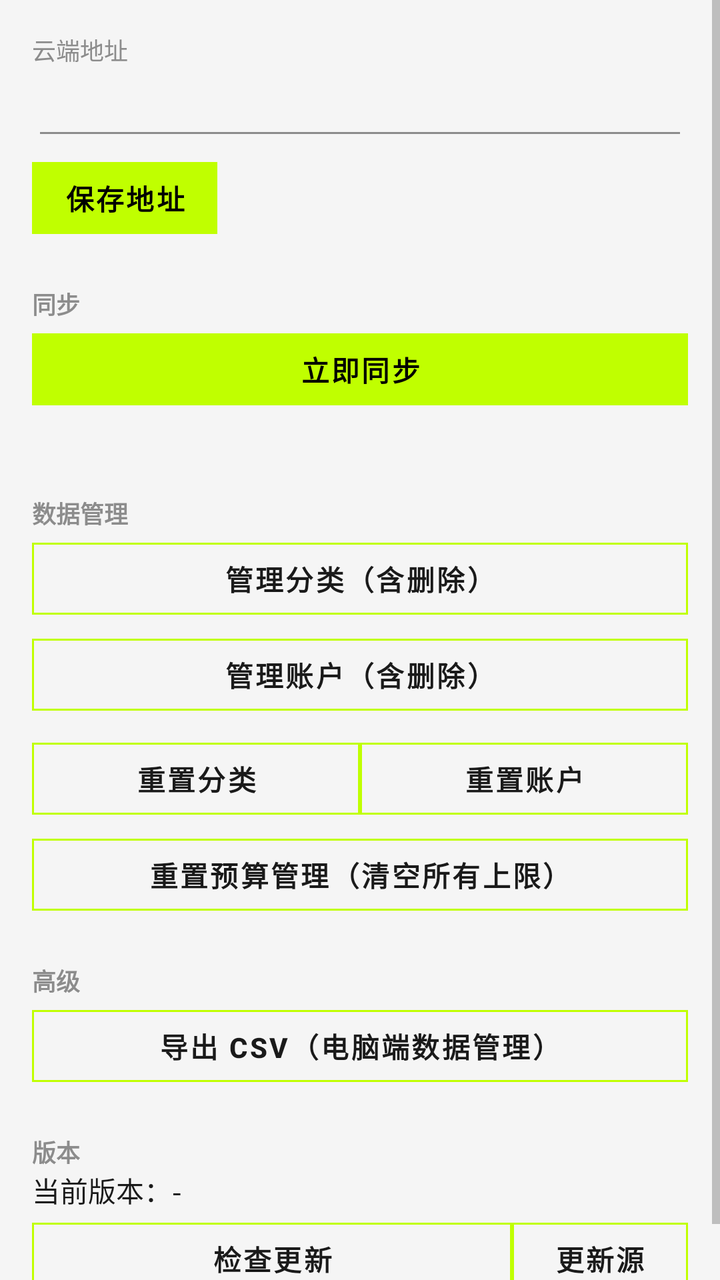
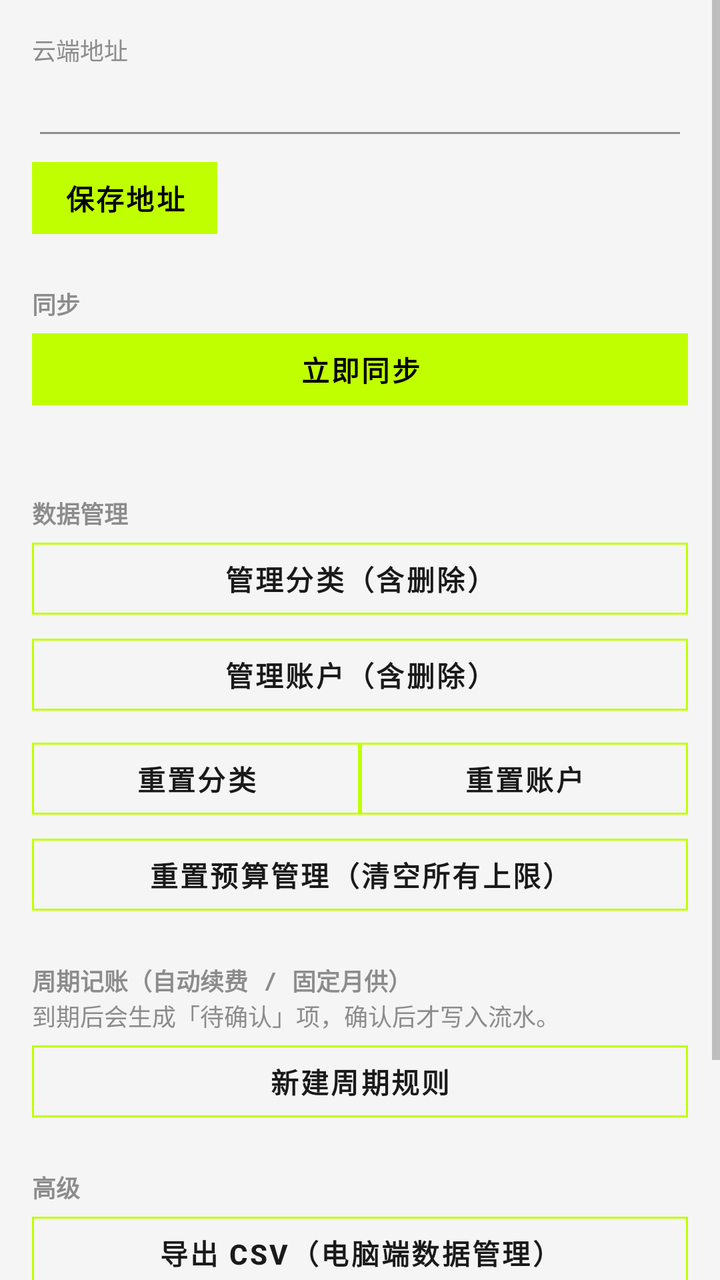

An Android layout rendered at two revisions. The XML below is the earlier revision; the diff shows what the commit changed to produce the second picture.
<!-- AndroidManifest.xml: application theme Theme.PersonalAccounting -->
<!-- res/layout/fragment_settings.xml -->
<?xml version="1.0" encoding="utf-8"?>
<ScrollView xmlns:android="http://schemas.android.com/apk/res/android"
    xmlns:app="http://schemas.android.com/apk/res-auto"
    android:layout_width="match_parent"
    android:layout_height="match_parent"
    android:fillViewport="true">

    <LinearLayout
        android:layout_width="match_parent"
        android:layout_height="wrap_content"
        android:orientation="vertical"
        android:padding="16dp">

        <TextView
            android:layout_width="wrap_content"
            android:layout_height="wrap_content"
            android:text="云端地址"
            android:textColor="@color/text_secondary"
            android:textSize="12sp"
            android:fontFamily="monospace" />
        <EditText
            android:id="@+id/url_input"
            android:layout_width="match_parent"
            android:layout_height="wrap_content"
            android:inputType="textUri"
            android:fontFamily="monospace"
            android:textColor="@color/text_primary" />
        <Button
            android:id="@+id/btn_save_url"
            android:layout_width="wrap_content"
            android:layout_height="wrap_content"
            android:text="保存地址" />

        <TextView
            android:layout_width="wrap_content"
            android:layout_height="wrap_content"
            android:layout_marginTop="20dp"
            android:text="同步"
            android:textColor="@color/text_secondary"
            android:textSize="12sp"
            android:fontFamily="monospace"
            android:textStyle="bold" />
        <Button
            android:id="@+id/btn_sync_now"
            android:layout_width="match_parent"
            android:layout_height="wrap_content"
            android:text="立即同步" />
        <TextView
            android:id="@+id/sync_status"
            android:layout_width="wrap_content"
            android:layout_height="wrap_content"
            android:textColor="@color/text_secondary"
            android:fontFamily="monospace" />

        <TextView
            android:layout_width="wrap_content"
            android:layout_height="wrap_content"
            android:layout_marginTop="20dp"
            android:text="数据管理"
            android:textColor="@color/text_secondary"
            android:textSize="12sp"
            android:fontFamily="monospace"
            android:textStyle="bold" />
        <Button
            style="@style/Widget.MaterialComponents.Button.OutlinedButton"
            android:id="@+id/btn_manage_category"
            android:layout_width="match_parent"
            android:layout_height="wrap_content"
            android:text="管理分类（含删除）"
            android:textColor="@color/text_primary"
            app:cornerRadius="0dp"
            app:strokeColor="@color/accent" />
        <Button
            style="@style/Widget.MaterialComponents.Button.OutlinedButton"
            android:id="@+id/btn_manage_account"
            android:layout_width="match_parent"
            android:layout_height="wrap_content"
            android:text="管理账户（含删除）"
            android:textColor="@color/text_primary"
            app:cornerRadius="0dp"
            app:strokeColor="@color/accent" />

        <LinearLayout
            android:layout_width="match_parent"
            android:layout_height="wrap_content"
            android:layout_marginTop="4dp"
            android:orientation="horizontal">
            <Button
                style="@style/Widget.MaterialComponents.Button.OutlinedButton"
                android:id="@+id/btn_reset_category"
                android:layout_width="0dp"
                android:layout_height="wrap_content"
                android:layout_weight="1"
                android:text="重置分类"
                android:textColor="@color/text_primary"
                app:cornerRadius="0dp"
                app:strokeColor="@color/accent" />
            <Button
                style="@style/Widget.MaterialComponents.Button.OutlinedButton"
                android:id="@+id/btn_reset_account"
                android:layout_width="0dp"
                android:layout_height="wrap_content"
                android:layout_weight="1"
                android:text="重置账户"
                android:textColor="@color/text_primary"
                app:cornerRadius="0dp"
                app:strokeColor="@color/accent" />
        </LinearLayout>
        <Button
            style="@style/Widget.MaterialComponents.Button.OutlinedButton"
            android:id="@+id/btn_reset_budget"
            android:layout_width="match_parent"
            android:layout_height="wrap_content"
            android:text="重置预算管理（清空所有上限）"
            android:textColor="@color/text_primary"
            app:cornerRadius="0dp"
            app:strokeColor="@color/accent" />

        <TextView
            android:layout_width="wrap_content"
            android:layout_height="wrap_content"
            android:layout_marginTop="20dp"
            android:text="高级"
            android:textColor="@color/text_secondary"
            android:textSize="12sp"
            android:fontFamily="monospace"
            android:textStyle="bold" />
        <Button
            style="@style/Widget.MaterialComponents.Button.OutlinedButton"
            android:id="@+id/btn_export_csv"
            android:layout_width="match_parent"
            android:layout_height="wrap_content"
            android:text="导出 CSV（电脑端数据管理）"
            android:textColor="@color/text_primary"
            app:cornerRadius="0dp"
            app:strokeColor="@color/accent" />

        <TextView
            android:layout_width="wrap_content"
            android:layout_height="wrap_content"
            android:layout_marginTop="20dp"
            android:text="版本"
            android:textColor="@color/text_secondary"
            android:textSize="12sp"
            android:fontFamily="monospace"
            android:textStyle="bold" />
        <TextView
            android:id="@+id/version_view"
            android:layout_width="wrap_content"
            android:layout_height="wrap_content"
            android:text="当前版本：-"
            android:textColor="@color/text_primary"
            android:fontFamily="monospace" />
        <LinearLayout
            android:layout_width="match_parent"
            android:layout_height="wrap_content"
            android:orientation="horizontal">
            <Button
                style="@style/Widget.MaterialComponents.Button.OutlinedButton"
                android:id="@+id/btn_check_update"
                android:layout_width="0dp"
                android:layout_height="wrap_content"
                android:layout_weight="1"
                android:text="检查更新"
                android:textColor="@color/text_primary"
                app:cornerRadius="0dp"
                app:strokeColor="@color/accent" />
            <Button
                style="@style/Widget.MaterialComponents.Button.OutlinedButton"
                android:id="@+id/btn_update_source"
                android:layout_width="wrap_content"
                android:layout_height="wrap_content"
                android:text="更新源"
                android:textColor="@color/text_primary"
                app:cornerRadius="0dp"
                app:strokeColor="@color/accent" />
        </LinearLayout>
    </LinearLayout>
</ScrollView>
<!-- resources referenced by this layout -->
<resources>
  <color name="accent">#C0FF00</color>
  <color name="text_primary">#1A1A1A</color>
  <color name="text_secondary">#8C8C8C</color>
  <style name="Theme.PersonalAccounting" parent="Theme.MaterialComponents.DayNight.NoActionBar">
          <item name="colorPrimary">@color/primary</item>
          <item name="colorPrimaryDark">@color/primary_dark</item>
          <item name="colorAccent">@color/accent</item>
          <item name="colorSecondary">@color/accent</item>
          <item name="colorOnPrimary">#000000</item>
          <item name="colorOnSecondary">#000000</item>
          <item name="colorControlActivated">@color/accent</item>
          <item name="android:statusBarColor">@color/background</item>
          <item name="android:navigationBarColor">@color/background</item>
          <item name="android:windowLightStatusBar">true</item>
          <item name="android:windowBackground">@color/background</item>
          <item name="android:colorBackground">@color/background</item>
          <item name="android:textColorPrimary">@color/text_primary</item>
          <item name="android:textColorSecondary">@color/text_secondary</item>
          <item name="materialButtonStyle">@style/Widget.App.Button</item>
      </style>
  <color name="primary">#C0FF00</color>
  <color name="primary_dark">#A6D800</color>
  <color name="background">#F5F5F5</color>
  <style name="Widget.App.Button" parent="Widget.MaterialComponents.Button.UnelevatedButton">
          <item name="cornerRadius">0dp</item>
          <item name="backgroundTint">@color/primary</item>
          <item name="android:textColor">#000000</item>
          <item name="android:textStyle">bold</item>
          <item name="android:textAllCaps">true</item>
          <item name="android:letterSpacing">0.08</item>
      </style>
</resources>

<!-- the commit's change to res/layout/fragment_settings.xml (unified diff, before → after) -->
@@ -120,6 +120,37 @@
             android:layout_width="wrap_content"
             android:layout_height="wrap_content"
             android:layout_marginTop="20dp"
+            android:text="周期记账（自动续费 / 固定月供）"
+            android:textColor="@color/text_secondary"
+            android:textSize="12sp"
+            android:fontFamily="monospace"
+            android:textStyle="bold" />
+        <TextView
+            android:id="@+id/recurring_hint"
+            android:layout_width="match_parent"
+            android:layout_height="wrap_content"
+            android:text="到期后会生成「待确认」项，确认后才写入流水。"
+            android:textColor="@color/text_secondary"
+            android:textSize="12sp" />
+        <LinearLayout
+            android:id="@+id/recurring_container"
+            android:layout_width="match_parent"
+            android:layout_height="wrap_content"
+            android:orientation="vertical" />
+        <Button
+            style="@style/Widget.MaterialComponents.Button.OutlinedButton"
+            android:id="@+id/btn_add_recurring"
+            android:layout_width="match_parent"
+            android:layout_height="wrap_content"
+            android:text="新建周期规则"
+            android:textColor="@color/text_primary"
+            app:cornerRadius="0dp"
+            app:strokeColor="@color/accent" />
+
+        <TextView
+            android:layout_width="wrap_content"
+            android:layout_height="wrap_content"
+            android:layout_marginTop="20dp"
             android:text="高级"
             android:textColor="@color/text_secondary"
             android:textSize="12sp"
